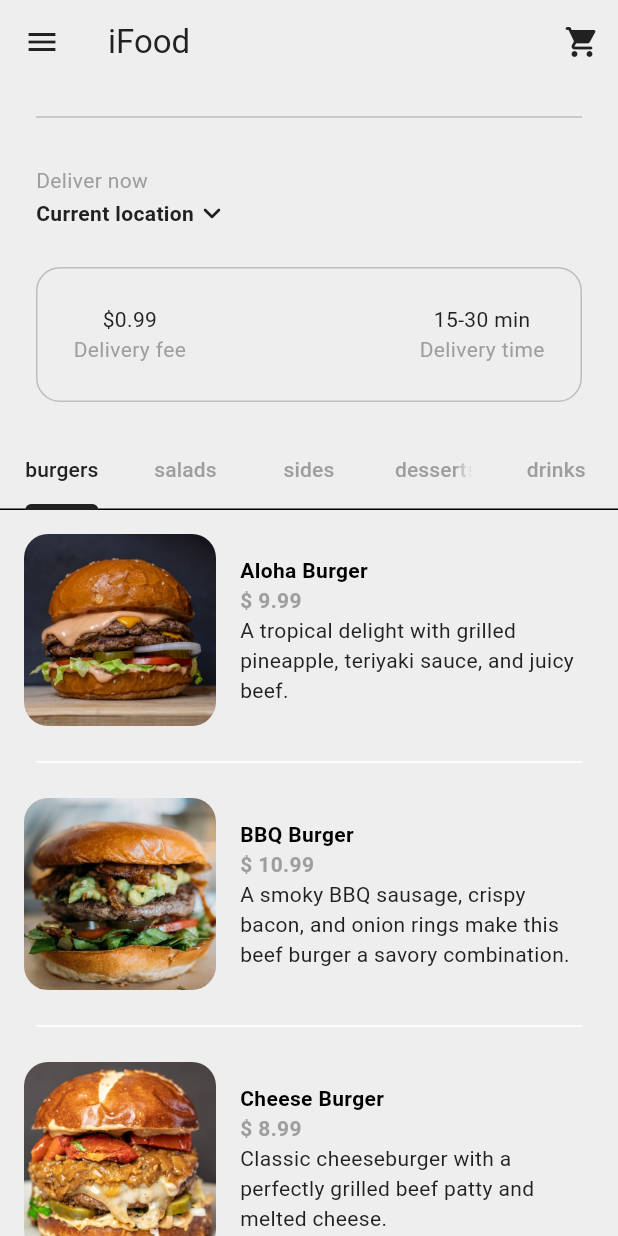
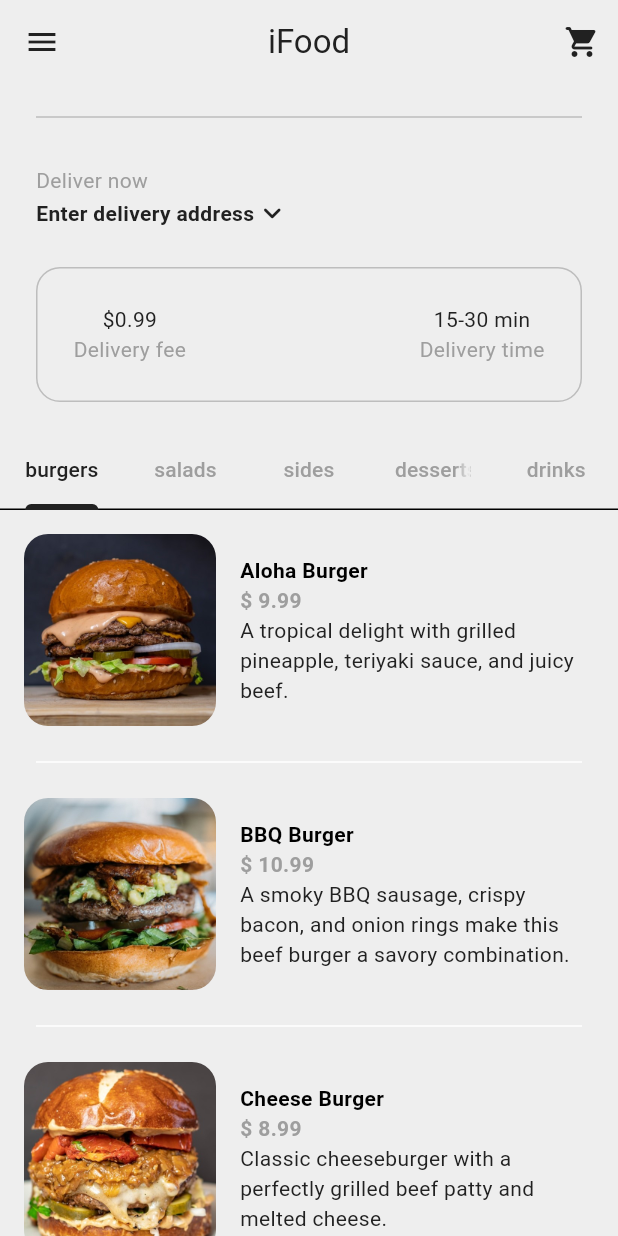
Before and after one commit to MrMDrX/iFood, a Flutter app: the screen it shows once a user with an empty profile is signed in, on a phone screen of 412 x 824 dp. Run offline on Flutter 3.47's test engine with Material 3 defaults, Android fonts, the phone set to English and light mode, and no system bars; our stand-ins replace cloud_firestore, firebase_auth, firebase_core, flutter_credit_card; accounts and stored records are empty; generated files the repository leaves out were written again.

```diff
--- a/lib/models/restaurant_model.dart
+++ b/lib/models/restaurant_model.dart
@@ -218,11 +218,15 @@ class Restaurant extends ChangeNotifier {
     ),
   ];
 
+  final List<CartItem> _cart = [];
+
+  String _deliveryAddress = "Enter delivery address";
+
   List<Food> get menu => _menu;
 
-  final List<CartItem> _cart = [];
+  List<CartItem> get cart => _cart;
 
-  List<CartItem> get cart => _cart;
+  String get deliveryAddress => _deliveryAddress;
 
   void addToCart(Food food, List<Addon> addOns) {
     CartItem? cartItem = _cart.firstWhereOrNull((item) {
@@ -276,6 +280,11 @@ class Restaurant extends ChangeNotifier {
     notifyListeners();
   }
 
+  void updateDeliveryAddress(String address) {
+    _deliveryAddress = address;
+    notifyListeners();
+  }
+
   String displayCartReceipt() {
     final receipt = StringBuffer();
 
@@ -287,7 +296,7 @@ class Restaurant extends ChangeNotifier {
     // Date
     String formattedDate =
         DateFormat('yyyy-MM-dd HH:mm:ss').format(DateTime.now());
-    receipt.writeln("Date:                $formattedDate");
+    receipt.writeln("Date :                $formattedDate");
     receipt.writeln();
 
     // Menu Header
@@ -300,15 +309,17 @@ class Restaurant extends ChangeNotifier {
       receipt.writeln(
           "${cartItem.quantity} x ${cartItem.food.name.padRight(30)}${_formatPrice(cartItem.food.price)}");
       if (cartItem.addOns.isNotEmpty) {
-        receipt.writeln("  Add-ons: ${_formatAddOns(cartItem.addOns)}");
+        receipt.writeln("  Add-ons : ${_formatAddOns(cartItem.addOns)}");
       }
     }
 
     // Summary
     receipt.writeln("---------------------------------------------------");
-    receipt.writeln("Total Items:                  ${getTotalQuantity()}");
+    receipt.writeln("Total Items :                  ${getTotalQuantity()}");
     receipt.writeln(
         "Total Price:                ${_formatPrice(getTotalPrice())}");
+    receipt.writeln("---------------------------------------------------");
+    receipt.writeln("Delivery Address :                  $_deliveryAddress");
     receipt.writeln("---------------------------------------------------");
     receipt.writeln();
     receipt.writeln("Thank you for your purchase!");
--- a/lib/screens/home_screen.dart
+++ b/lib/screens/home_screen.dart
@@ -82,7 +82,7 @@ class _HomeScreenState extends State<HomeScreen>
                     endIndent: 24,
                     color: Theme.of(context).colorScheme.secondary,
                   ),
-                  const MyLocation(),
+                  MyLocation(),
                   const MyDescriptionBox(),
                 ],
               )),
--- a/lib/screens/login_screen.dart
+++ b/lib/screens/login_screen.dart
@@ -1,6 +1,5 @@
 import 'package:flutter/material.dart';
 import 'package:ifood/service/auth/auth_service.dart';
-import 'package:ifood/screens/home_screen.dart';
 import 'package:ifood/widgets/app_button.dart';
 import 'package:ifood/widgets/app_textfield.dart';
 
@@ -33,9 +32,6 @@ class _LoginScreenState extends State<LoginScreen> {
             );
           });
     }
-
-    Navigator.push(
-        context, MaterialPageRoute(builder: (context) => const HomeScreen()));
   }
 
   @override
--- a/lib/screens/payment_screen.dart
+++ b/lib/screens/payment_screen.dart
@@ -1,6 +1,6 @@
 import 'package:flutter/material.dart';
 import 'package:flutter_credit_card/flutter_credit_card.dart';
-import 'package:ifood/screens/delivery_progress_screen.dart';
+import 'package:ifood/screens/delivery_screen.dart';
 import 'package:ifood/widgets/app_button.dart';
 
 class PaymentScreen extends StatefulWidget {
@@ -49,7 +49,7 @@ class _PaymentScreenState extends State<PaymentScreen> {
                       Navigator.push(
                         context,
                         MaterialPageRoute(
-                          builder: (context) => const DeliveryProgressScreen(),
+                          builder: (context) => const DeliveryScreen(),
                         ),
                       );
                     },
--- a/lib/widgets/my_location.dart
+++ b/lib/widgets/my_location.dart
@@ -1,7 +1,11 @@
 import 'package:flutter/material.dart';
+import 'package:ifood/models/restaurant_model.dart';
+import 'package:provider/provider.dart';
 
 class MyLocation extends StatelessWidget {
-  const MyLocation({super.key});
+  MyLocation({super.key});
+
+  final textController = TextEditingController();
 
   void openLocationSearch(BuildContext context) {
     showDialog(
@@ -10,8 +14,9 @@ class MyLocation extends StatelessWidget {
           return AlertDialog(
             title: const Text("Your location"),
             content: TextField(
+              controller: textController,
               decoration: InputDecoration(
-                hintText: "Enter a location",
+                hintText: "Enter address",
                 hintStyle: TextStyle(
                   color: Theme.of(context).colorScheme.primary,
                 ),
@@ -29,6 +34,9 @@ class MyLocation extends StatelessWidget {
               TextButton(
                 onPressed: () {
                   Navigator.pop(context);
+                  Provider.of<Restaurant>(context, listen: false)
+                      .updateDeliveryAddress(textController.text);
+                  textController.clear();
                 },
                 child: const Text("Save"),
               ),
@@ -52,12 +60,14 @@ class MyLocation extends StatelessWidget {
             onTap: () => openLocationSearch(context),
             child: Row(
               children: [
-                Text(
-                  "Current location",
-                  style: TextStyle(
-                      color: Theme.of(context).colorScheme.inversePrimary,
-                      fontWeight: FontWeight.bold),
-                ),
+                Consumer<Restaurant>(builder: (context, restaurant, child) {
+                  return Text(
+                    restaurant.deliveryAddress,
+                    style: TextStyle(
+                        color: Theme.of(context).colorScheme.inversePrimary,
+                        fontWeight: FontWeight.bold),
+                  );
+                }),
                 const Icon(Icons.keyboard_arrow_down_rounded),
               ],
             ),
--- a/lib/widgets/my_sliver_app_bar.dart
+++ b/lib/widgets/my_sliver_app_bar.dart
@@ -33,6 +33,7 @@ class MySliverAppBar extends StatelessWidget {
       backgroundColor: Theme.of(context).colorScheme.surface,
       foregroundColor: Theme.of(context).colorScheme.inversePrimary,
       title: const Text("iFood"),
+      centerTitle: true,
       flexibleSpace: FlexibleSpaceBar(
         background: Padding(
           padding: const EdgeInsets.only(bottom: 48.0),
--- a/lib/widgets/quantity_selector.dart
+++ b/lib/widgets/quantity_selector.dart
@@ -21,7 +21,7 @@ class QuantitySelector extends StatelessWidget {
         color: Theme.of(context).colorScheme.secondary,
         borderRadius: BorderRadius.circular(50),
       ),
-      padding: const EdgeInsets.all(8),
+      padding: const EdgeInsets.all(4),
       child: Row(
         mainAxisSize: MainAxisSize.min,
         children: [
--- a/pubspec.yaml
+++ b/pubspec.yaml
@@ -41,6 +41,7 @@ dependencies:
   intl: ^0.19.0
   firebase_core: ^3.6.0
   firebase_auth: ^5.3.1
+  cloud_firestore: ^5.4.4
 
 dev_dependencies:
   flutter_test:
```
Also changed, not shown: lib/screens/delivery_screen.dart (renamed from lib/screens/delivery_progress_screen.dart, +22 -3 lines), lib/service/database/firestore.dart (+13 -0 lines), lib/widgets/cart_tile.dart (+5 -4 lines), pubspec.lock, 4 other files.
